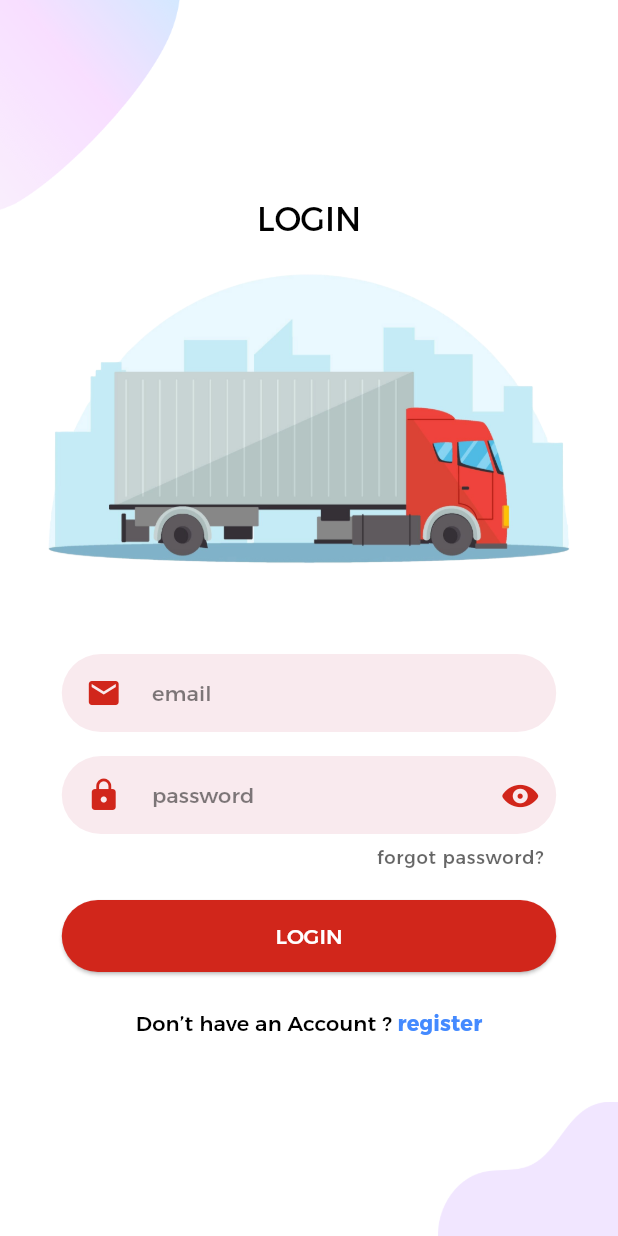
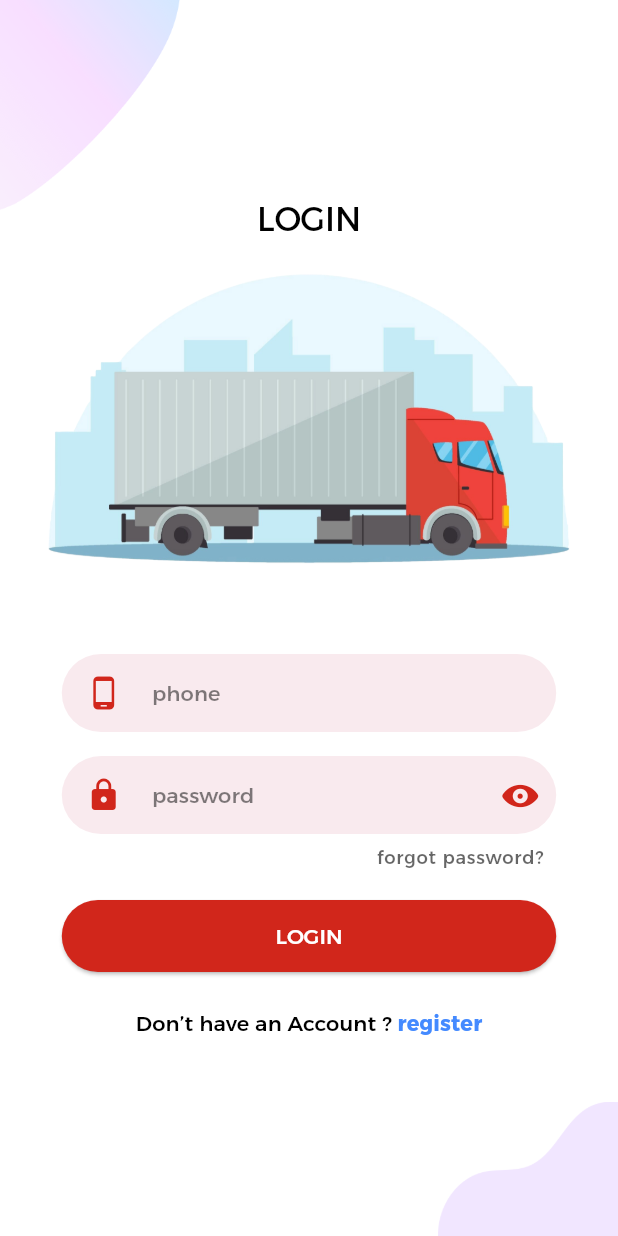
Before and after one commit to abd-Mohsen/shipping-app, a Flutter app: the screen it shows after launch, on a phone screen of 412 x 824 dp. Run offline on Flutter 3.47's test engine with Material 3 defaults, Android fonts, the phone set to English and light mode, and no system bars; our stand-ins replace flutter_spinkit, geolocator, get, get_storage, otp_text_field, timer_count_down; accounts and stored records are empty.

Commit message:
minor fixes

```diff
--- a/lib/controllers/login_controller.dart
+++ b/lib/controllers/login_controller.dart
@@ -14,7 +14,7 @@ class LoginController extends GetxController {
 
   final GetStorage _getStorage = GetStorage();
 
-  final email = TextEditingController();
+  final phone = TextEditingController();
   final password = TextEditingController();
 
   bool _isLoading = false;
--- a/lib/views/components/auth_background.dart
+++ b/lib/views/components/auth_background.dart
@@ -1,4 +1,7 @@
 import 'package:flutter/material.dart';
+import 'package:get/get.dart';
+
+import '../../constants.dart';
 
 class AuthBackground extends StatelessWidget {
   final Widget child;
@@ -14,7 +17,15 @@ class AuthBackground extends StatelessWidget {
   @override
   Widget build(BuildContext context) {
     ColorScheme cs = Theme.of(context).colorScheme;
-    return Scaffold(
+    return PopScope(
+      canPop: false,
+      onPopInvokedWithResult: (didPop, result) async {
+        if (didPop) {
+          return;
+        }
+        Get.dialog(kCloseAppDialog());
+      },
+      child: Scaffold(
         backgroundColor: cs.background,
         resizeToAvoidBottomInset: false,
         body: SizedBox(
@@ -40,6 +51,7 @@ class AuthBackground extends StatelessWidget {
             ],
           ),
         ),
+      ),
     );
   }
 }
--- a/lib/views/driver_home_view.dart
+++ b/lib/views/driver_home_view.dart
@@ -1,4 +1,3 @@
-import 'dart:io';
 import 'package:flutter/material.dart';
 import 'package:flutter_spinkit/flutter_spinkit.dart';
 import 'package:get/get.dart';
--- a/lib/views/login_view.dart
+++ b/lib/views/login_view.dart
@@ -3,7 +3,6 @@ import 'package:flutter/material.dart';
 import 'package:get/get.dart';
 import 'package:shipment/controllers/login_controller.dart';
 import 'package:shipment/views/components/auth_field.dart';
-import '../responsive.dart';
 import 'components/auth_background.dart';
 import 'package:flutter_spinkit/flutter_spinkit.dart';
 
@@ -12,24 +11,12 @@ class LoginView extends StatelessWidget {
 
   @override
   Widget build(BuildContext context) {
-    return const AuthBackground(
-      child: Responsive(
-        mobile: MobileLoginScreen(),
-      ),
-    );
-  }
-}
-
-class MobileLoginScreen extends StatelessWidget {
-  const MobileLoginScreen({super.key});
-
-  @override
-  Widget build(BuildContext context) {
     ColorScheme cs = Theme.of(context).colorScheme;
     TextTheme tt = Theme.of(context).textTheme;
     LoginController lC = Get.put(LoginController());
 
-    return Column(
+    return AuthBackground(
+      child: Column(
         mainAxisAlignment: MainAxisAlignment.center,
         children: <Widget>[
           Column(
@@ -38,7 +25,6 @@ class MobileLoginScreen extends StatelessWidget {
                 "LOGIN",
                 style: tt.titleLarge!.copyWith(color: cs.onSurface),
               ),
-            //const SizedBox(height: 8 * 2),
               Row(
                 children: [
                   const Spacer(),
@@ -64,16 +50,16 @@ class MobileLoginScreen extends StatelessWidget {
                     crossAxisAlignment: CrossAxisAlignment.end,
                     children: [
                       AuthField(
-                      controller: lC.email,
+                        controller: lC.phone,
                         keyboardType: TextInputType.emailAddress,
                         textInputAction: TextInputAction.next,
-                      label: "email",
+                        label: "phone",
                         prefixIcon: Padding(
                           padding: const EdgeInsets.symmetric(horizontal: 16),
-                        child: Icon(Icons.email, color: cs.primary),
+                          child: Icon(Icons.phone_android, color: cs.primary),
                         ),
                         validator: (val) {
-                        return validateInput(lC.email.text, 4, 50, "email");
+                          return validateInput(lC.phone.text, 4, 50, "phone");
                         },
                         onChanged: (val) {
                           if (lC.buttonPressed) lC.loginFormKey.currentState!.validate();
@@ -172,6 +158,7 @@ class MobileLoginScreen extends StatelessWidget {
             ],
           ),
         ],
+      ),
     );
   }
 }
```
Also changed, not shown: lib/views/about_us_page.dart (+7 -7 lines). Lines whose indentation alone changed are shown as unchanged.
